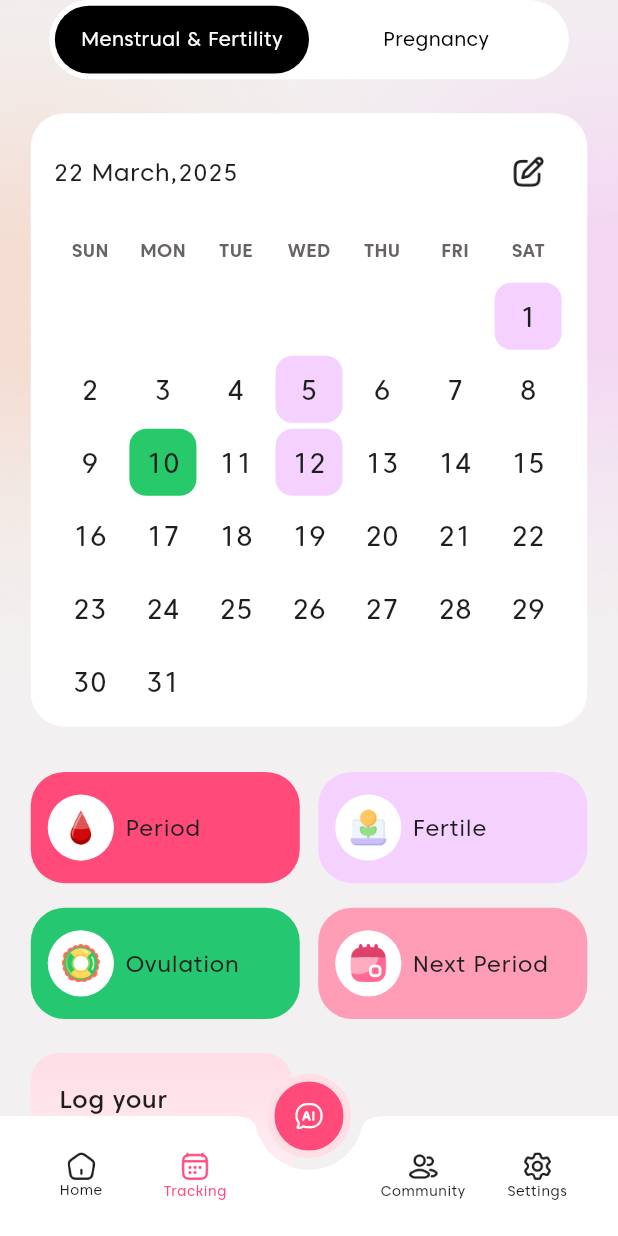
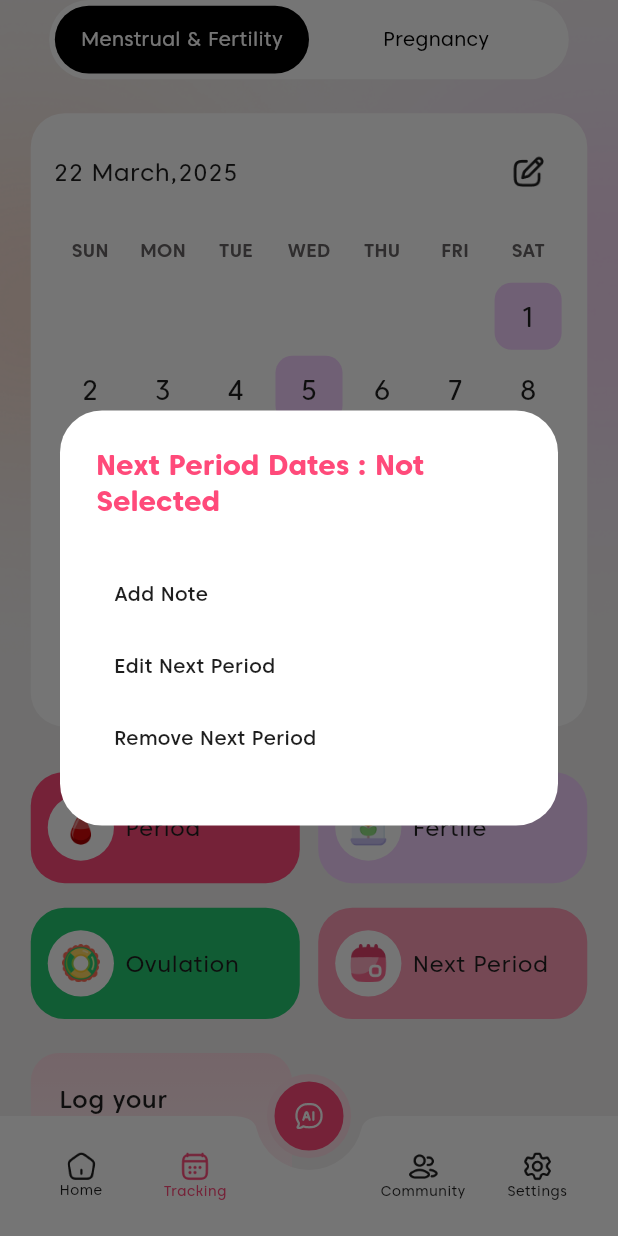
Before and after one commit to salmanbashar1009/ovella_period_tracker_app, a Flutter app: the ParentScreen screen opened by its route, after a tap on "Tracking", after a tap on "Next Period", on a phone screen of 412 x 824 dp. Run offline on Flutter 3.47's test engine with Material 3 defaults, Android fonts, the light colour scheme and no system bars; our stand-ins replace animated_text_kit, carousel_slider, dots_indicator, flutter_keyboard_visibility, flutter_screenutil, hive and 3 more; accounts and stored records are empty.

Commit message:
code optimized

```diff
--- a/lib/constant/images.dart
+++ b/lib/constant/images.dart
@@ -37,7 +37,7 @@ class AppImages {
   static const String aiChatIcon = 'assets/icons/ai-chat-02.png';
   static const String premiumBadge = 'assets/images/setting_screen/premium_badge.png';
   static const String editPencil = 'assets/images/setting_screen/pencil-edit-02.png';
-  static const String coupleImage = 'assets/images/setting_screen/Couple 1.png';
+  static const String coupleImage = 'assets/images/setting_screen/couple.png';
   static const String editIcon = 'assets/icons/edit.png';
 
   ///Pairing Screen
--- a/lib/view/home_screen/widgets/tailored_wellness_journey_widget/wellness_tips_list_widget.dart
+++ b/lib/view/home_screen/widgets/tailored_wellness_journey_widget/wellness_tips_list_widget.dart
@@ -28,8 +28,8 @@ class WellnessTipsList extends StatelessWidget{
             children: [
               ClipRRect(
                   borderRadius: BorderRadius.circular(24.r),
-                child: Image.asset('assets/images/home_screen/wellness_tips.png',
-                  fit: BoxFit.cover,
+                child: Image.asset('assets/images/home_screen/wellness-woman.png',
+                  fit: BoxFit.contain,
                 ),
               ),
 
--- a/lib/view/setting_screen/cards/invite_partner_card/invite_partner_card.dart
+++ b/lib/view/setting_screen/cards/invite_partner_card/invite_partner_card.dart
@@ -18,7 +18,7 @@ class InvitePartnerCard extends StatelessWidget {
       ),
       child: Column(
         children: [
-          Image.asset(AppImages.coupleImage),
+          Image.asset(AppImages.coupleImage,height: 186.h,width: 142.w,),
           SizedBox(height: 12.h),
           Text(
             'Invite Your Partner To Ovella',
--- a/lib/view/setting_screen/cards/profile_card/profile_card.dart
+++ b/lib/view/setting_screen/cards/profile_card/profile_card.dart
@@ -25,8 +25,8 @@ class ProfileCard extends StatelessWidget {
             decoration: BoxDecoration(
               borderRadius: BorderRadius.circular(60.r),
               image: DecorationImage(
-                image: NetworkImage(
-                  'https://www.shutterstock.com/image-photo/studio-shot-red-haired-young-260nw-793320274.jpg',
+                image: AssetImage(
+                  'assets/images/person/aunty.png',
                 ),
                 fit: BoxFit.cover,
               ),
--- a/lib/view/setting_screen/screens/edit_profile_screen/widget/profile_image_widget.dart
+++ b/lib/view/setting_screen/screens/edit_profile_screen/widget/profile_image_widget.dart
@@ -14,8 +14,8 @@ class ProfileImageWidget extends StatelessWidget {
         CircleAvatar(
           radius: 40.r,
           backgroundColor: AppColors.secondary,
-          backgroundImage: NetworkImage(
-            'https://images.unsplash.com/photo-1494790108377-be9c29b29330?fm=jpg&q=60&w=3000&ixlib=rb-4.0.3&ixid=M3wxMjA3fDB8MHxzZWFyY2h8Mnx8cHJvZmlsZSUyMHBpY3R1cmV8ZW58MHx8MHx8fDA%3D',
+          backgroundImage: AssetImage(
+            'assets/images/person/aunty.png',
           ),
         ),
         Positioned(
--- a/lib/view/tracking_screens/menstrual_fertility_screens/menstrual_fertitily_screen.dart
+++ b/lib/view/tracking_screens/menstrual_fertility_screens/menstrual_fertitily_screen.dart
@@ -11,6 +11,7 @@ import 'package:ovella_period_tracker_app/view/tracking_screens/menstrual_fertil
 import 'package:ovella_period_tracker_app/view/tracking_screens/menstrual_fertility_screens/widgets/fertile_alert_sheet.dart';
 import 'package:ovella_period_tracker_app/view/tracking_screens/menstrual_fertility_screens/widgets/log_symtoms_card.dart';
 import 'package:ovella_period_tracker_app/view/tracking_screens/menstrual_fertility_screens/widgets/month_header.dart';
+import 'package:ovella_period_tracker_app/view/tracking_screens/menstrual_fertility_screens/widgets/next_period_alert_sheet.dart';
 import 'package:ovella_period_tracker_app/view/tracking_screens/menstrual_fertility_screens/widgets/ovulation_alert_sheet.dart';
 import 'package:ovella_period_tracker_app/view/tracking_screens/menstrual_fertility_screens/widgets/period_alert_sheet.dart';
 import 'package:ovella_period_tracker_app/view/tracking_screens/menstrual_fertility_screens/widgets/week_day_header.dart';
@@ -141,7 +142,7 @@ class MenstrualFertilityScreen extends StatelessWidget {
           children: [
             activityTile(context: context,bgColor: Color(0xFF25C871), imagePath: "assets/icons/ovulation.png", title: "Ovulation", onTap:(){showOvulationAlertDialogSheet(context);} ),
             SizedBox(width: 12.w,),
-            activityTile(context: context,bgColor: Color(0xFFFF9CB6), imagePath: "assets/icons/next-period.png", title: "Next Period", onTap:(){} ),
+            activityTile(context: context,bgColor: Color(0xFFFF9CB6), imagePath: "assets/icons/next-period.png", title: "Next Period", onTap:(){showNextPeiodAlertDialogSheet(context);} ),
           ],
         ),
         SizedBox(height: 24.h,),
--- /dev/null
+++ b/lib/view/tracking_screens/menstrual_fertility_screens/widgets/next_period_alert_sheet.dart
@@ -0,0 +1,71 @@
+import 'package:flutter/material.dart';
+import 'package:flutter_screenutil/flutter_screenutil.dart';
+import 'package:intl/intl.dart';
+import 'package:ovella_period_tracker_app/routing/route_name.dart';
+import 'package:ovella_period_tracker_app/theme/theme/theme_extensions/color_palette.dart';
+import 'package:ovella_period_tracker_app/view_model/tracking_screen_provider.dart';
+import 'package:provider/provider.dart';
+
+void showNextPeiodAlertDialogSheet(BuildContext context) {
+  showDialog(
+    context: context,
+    builder: (BuildContext context) {
+      return Consumer<TrackingScreenProvider>(
+          builder: (context,trackingScreenProvider,child) {
+
+            String periodStartDate = "";
+            String periodEndDate = "";
+
+            if (trackingScreenProvider.periodDates.isNotEmpty) {
+              periodStartDate = DateFormat('dd MMMM').format(trackingScreenProvider.periodDates.first);
+              periodEndDate = DateFormat('dd MMMM').format(trackingScreenProvider.periodDates.last);
+            }
+
+              final screenHeight = MediaQuery.of(context).size.height;
+            final screenWidth = MediaQuery.of(context).size.width;
+
+
+            return AlertDialog(
+              title: Text( periodStartDate.isNotEmpty ? "Next Period Dates: \n$periodStartDate - $periodEndDate" : "Next Period Dates : Not Selected",
+                style: Theme.of(context).textTheme.headlineMedium?.copyWith(
+                    color: AppColors.secondary
+                ),),
+              content: SizedBox(
+                height: screenHeight > 800 ? screenHeight * 0.20 : screenHeight * 0.23,
+                width: screenWidth * 0.9,
+
+                child: Column(
+                    crossAxisAlignment: CrossAxisAlignment.start,
+                    mainAxisAlignment: MainAxisAlignment.center,
+                    children: [
+                      TextButton(
+                        onPressed: () {
+                          Navigator.of(context).pop();
+                          Navigator.pushNamed(context, RouteName.addNoteScreen);
+                          // Close the dialog
+                        },
+                        child:  Text('Add Note',style: Theme.of(context).textTheme.bodyMedium,),
+                      ),
+                      TextButton(
+                        onPressed: () {
+                          Navigator.of(context).pop(); // Close the dialog
+                          Navigator.pushNamed(context, RouteName.editCalenderScreen);
+                        },
+                        child:  Text('Edit Next Period',style: Theme.of(context).textTheme.bodyMedium,),
+                      ),
+                      TextButton(
+                        onPressed: () {
+                          Navigator.of(context).pop(); // Close the dialog
+                          context.read<TrackingScreenProvider>().removePeriodDates();
+                        },
+                        child:  Text('Remove Next Period',style: Theme.of(context).textTheme.bodyMedium,),
+                      ),
+                    ]
+                ),
+              ),
+            );
+          }
+      );
+    },
+  );
+}
```
Also changed, not shown: assets/images/home_screen/wellness-woman.png (added), assets/images/setting_screen/couple.png (added).
